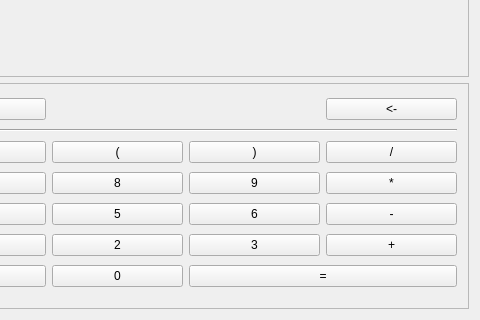
Old version of the form mainwindow.ui in the repository tqqqqt/SimpleCalculator; both pictures show x 108 to 588 and y 178 to 498 of the 588 by 498 pixel window.
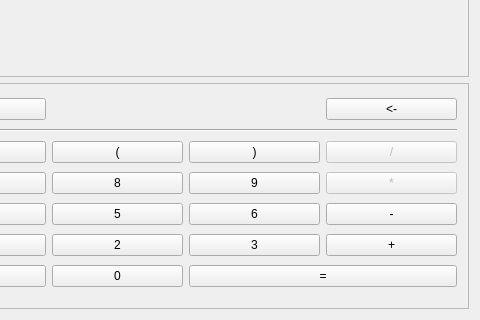
New version of the form.

Commit message: added window title

Diff of the .ui file:
```diff
--- a/mainwindow.ui
+++ b/mainwindow.ui
@@ -185,6 +185,9 @@
        </item>
        <item row="3" column="3">
         <widget class="QPushButton" name="pushButton_mull">
+         <property name="enabled">
+          <bool>false</bool>
+         </property>
          <property name="text">
           <string>*</string>
          </property>
@@ -195,6 +198,9 @@
        </item>
        <item row="2" column="3">
         <widget class="QPushButton" name="pushButton_devide">
+         <property name="enabled">
+          <bool>false</bool>
+         </property>
          <property name="text">
           <string>/</string>
          </property>
```
Left out of the diff: 2 changed lines with no effect on the pictures.
